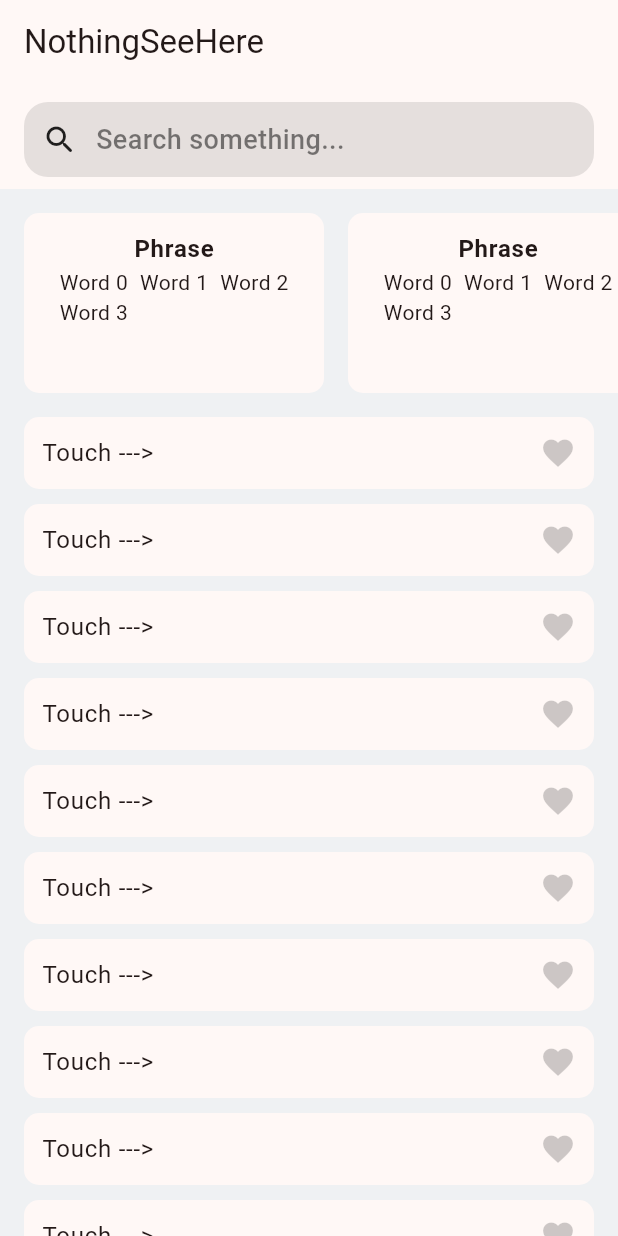
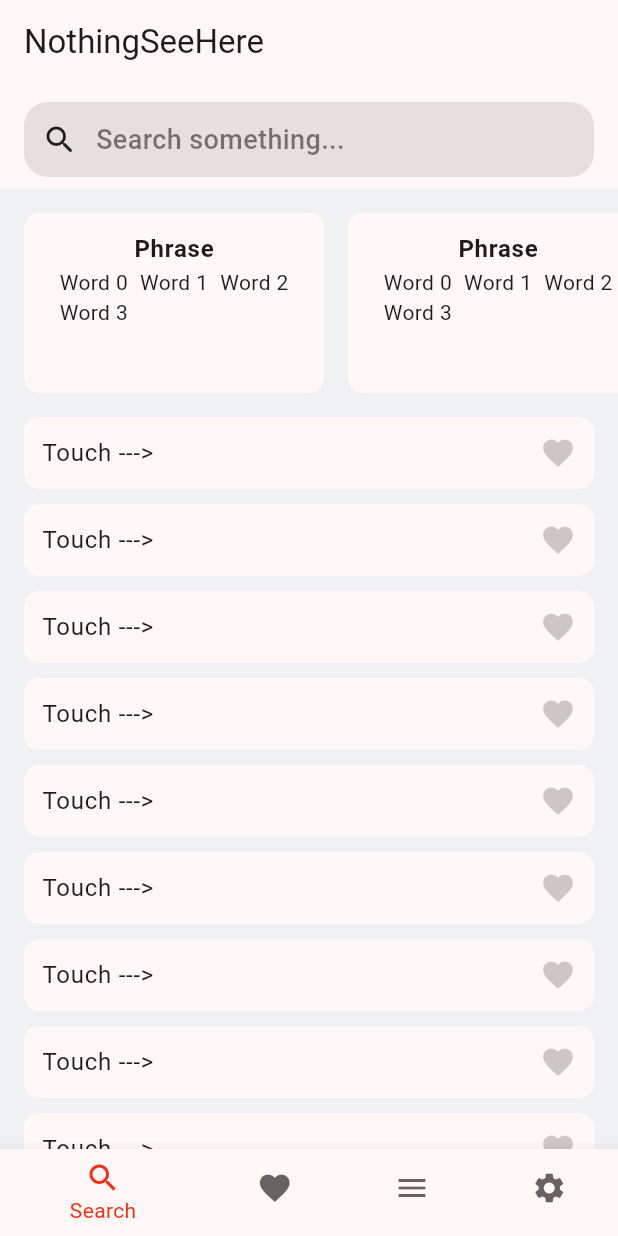
Before and after one commit to Tyukmaev5/first_application, a Flutter app: the screen it shows after launch, after a tap on the "favorite" icon, on a phone screen of 412 x 824 dp. Run offline on Flutter 3.47's test engine with Material 3 defaults, Android fonts, the phone set to English and light mode, and no system bars.

```diff
--- a/rhymer/lib/main.dart
+++ b/rhymer/lib/main.dart
@@ -1,5 +1,4 @@
 import 'package:flutter/material.dart';
-//import 'package:flutter/widgets.dart';
 
 void main() {
   runApp(const MyApp());
@@ -26,10 +25,17 @@ class MyApp extends StatelessWidget {
   }
 }
 
-class HomeScreen extends StatelessWidget {
+class HomeScreen extends StatefulWidget {
   const HomeScreen({
     super.key,
   });
+
+  @override
+  State<HomeScreen> createState() => _HomeScreenState();
+}
+
+class _HomeScreenState extends State<HomeScreen> {
+  var _selectedPageIndex = 0;
 
   @override
   Widget build(BuildContext context) {
@@ -72,7 +78,36 @@ class HomeScreen extends StatelessWidget {
               itemBuilder: (context, index) => const RhymeListCard()),
         ],
       ),
+      bottomNavigationBar: BottomNavigationBar(
+        selectedItemColor: theme.primaryColor,
+        unselectedItemColor: theme.hintColor,
+        currentIndex: _selectedPageIndex,
+        onTap: _openPage,
+        //selectedLabelStyle: TextStyle(fontWeight: FontWeight.w500),
+        items: const [
+          BottomNavigationBarItem(
+            icon: Icon(Icons.search),
+            label: 'Search',
+          ),
+          BottomNavigationBarItem(
+            icon: Icon(Icons.favorite),
+            label: 'Favorites',
+          ),
+          BottomNavigationBarItem(
+            icon: Icon(Icons.menu),
+            label: 'Menu',
+          ),
+          BottomNavigationBarItem(
+            icon: Icon(Icons.settings),
+            label: 'Settings',
+          ),
+        ],
+      ),
     );
+  }
+
+  void _openPage(int index) {
+    setState(() => _selectedPageIndex = index);
   }
 }
 
```
